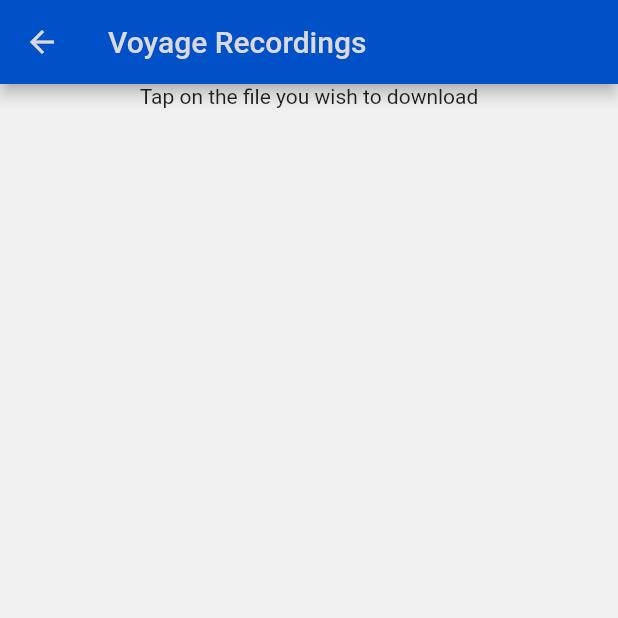
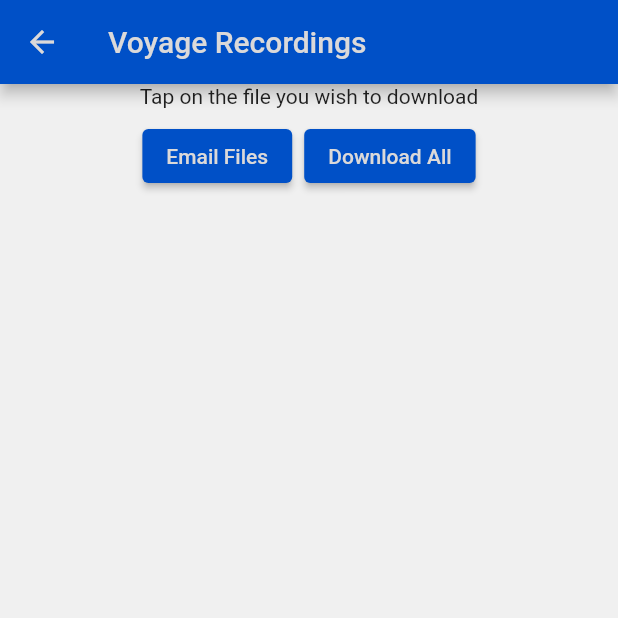
Before and after one commit to agk1190/NMEATrax-App, a Flutter app: the DownloadsPage screen opened directly, on a phone screen of 412 x 824 dp, the top half of it. Run offline on Flutter 3.47's test engine with Material 2 defaults, Android fonts, the phone set to English and light mode, and no system bars; our stand-ins replace csv, file_picker, flutter_map, latlong2, settings_ui, shared_preferences; missing offline and left inert: gpx, keep_screen_on, sse_channel; accounts and stored records are empty.

Commit message:
download all & email button

```diff
--- a/lib/main.dart
+++ b/lib/main.dart
@@ -1424,6 +1424,41 @@ class _DownloadsPageState extends State<DownloadsPage> {
         mainAxisAlignment: MainAxisAlignment.start,
         children: [
           const Text("Tap on the file you wish to download"),
+          ButtonBar(
+            alignment: MainAxisAlignment.center,
+            children: [
+              ElevatedButton(
+                onPressed: () {
+                  http.post(Uri.parse("http://$connectURL/set?email=true"));
+                  Future.delayed(const Duration(seconds: 2));
+                  if (mounted) {ScaffoldMessenger.of(context).showSnackBar(SnackBar(
+                    content: Text("Email sent", style: TextStyle(color: Theme.of(context).colorScheme.onBackground),),
+                    duration: const Duration(seconds: 5),
+                    backgroundColor: Theme.of(context).colorScheme.surface,
+                  ));}
+                },
+                child: const Text("Email Files"),
+              ),
+              ElevatedButton(
+                onPressed: () async {
+                  if (mounted) {ScaffoldMessenger.of(context).showSnackBar(SnackBar(
+                    content: Text("Downloading all files...", style: TextStyle(color: Theme.of(context).colorScheme.onBackground),),
+                    duration: const Duration(seconds: 3),
+                    backgroundColor: Theme.of(context).colorScheme.surface,
+                  ));}
+                  for (var file in downloadList) {
+                    await downloadData(file);
+                  }
+                  if (mounted) {ScaffoldMessenger.of(context).showSnackBar(SnackBar(
+                    content: Text("Downloaded all files!", style: TextStyle(color: Theme.of(context).colorScheme.onBackground),),
+                    duration: const Duration(seconds: 3),
+                    backgroundColor: Theme.of(context).colorScheme.surface,
+                  ));}
+                },
+                child: const Text("Download All"),
+              ),
+            ],
+          ),
           ListView.builder(
             physics: const NeverScrollableScrollPhysics(),
             shrinkWrap: true,
```
